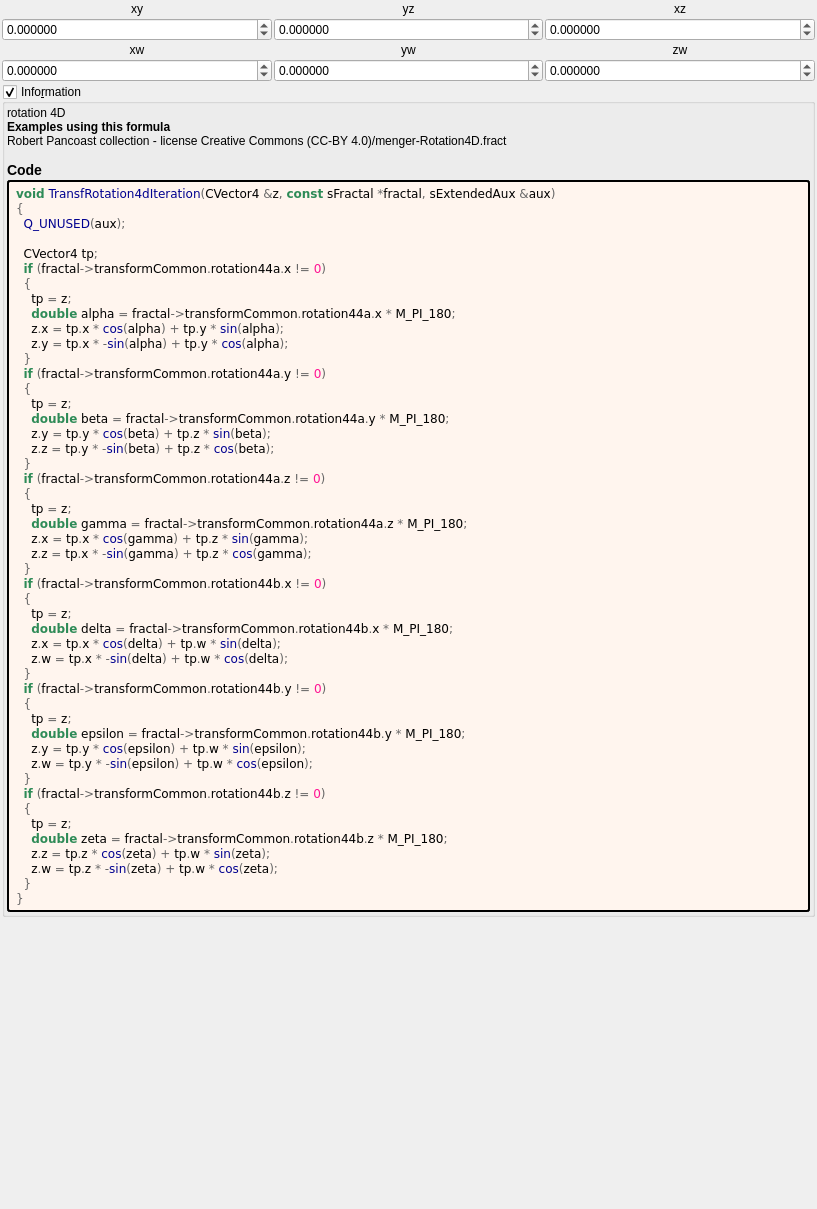
Above: mandelbulber2/formula/ui/transf_rotation4d.ui from irinox-ctrl/mandelbulber2 before the change. Below: the same form after it.
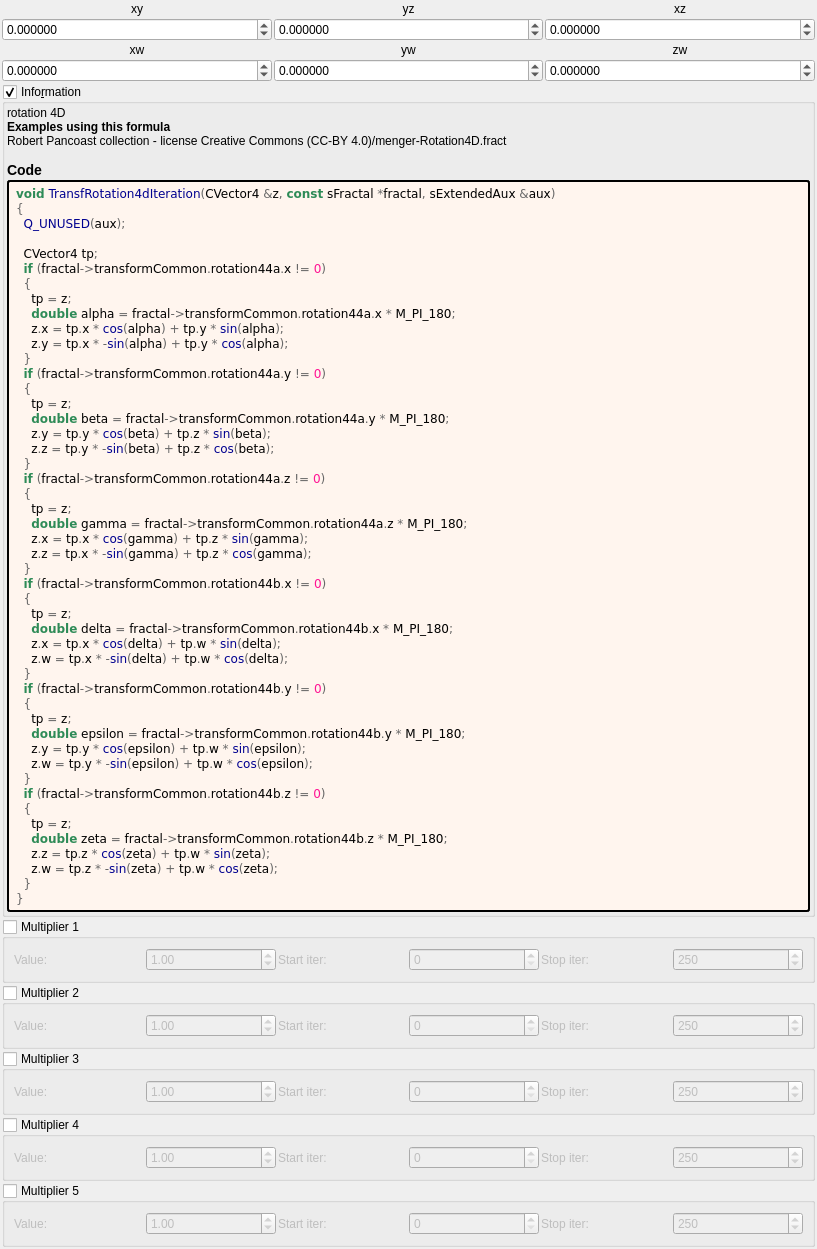
That is the form after the change. Custom widgets are drawn as their Qt base class.

Commit message:
feat: add 5 general-purpose multipliers to all 1007 fractal formulas
Each multiplier has:
- Checkbox (OFF by default)
- Value spinbox (default 1.0, range -100 to 100)
- Iteration start/stop range

Logic: z *= value; DE *= |value|;

Uses existing transformCommon parameters:
- Checkboxes: functionEnabledBx/By/Bz/Bw/CzFalse
- Values: scale4/5/6/8/16
- Ranges: startIterationsB-F/stopIterationsB-F

Modified 1007 .cpp (CPU), 1006 .cl (GPU), 1023 .ui files.
Both source (formula/) and deploy (deploy/share/) copies updated.

Patch:
```diff
--- a/mandelbulber2/formula/ui/transf_rotation4d.ui
+++ b/mandelbulber2/formula/ui/transf_rotation4d.ui
@@ -388,6 +388,192 @@
      </layout>
     </widget>
    </item>
+   <item>
+    <widget class="MyGroupBox" name="groupCheck_transf_function_enabledBx_false">
+     <property name="title"><string>Multiplier 1</string></property>
+     <property name="checkable"><bool>true</bool></property>
+     <property name="checked"><bool>false</bool></property>
+     <layout class="QGridLayout" name="gridLayout_mult1">
+      <property name="spacing"><number>2</number></property>
+      <item row="0" column="0">
+       <widget class="QLabel"><property name="text"><string>Value:</string></property></widget>
+      </item>
+      <item row="0" column="1">
+       <widget class="MyDoubleSpinBox" name="spinbox_transf_scale_4">
+        <property name="minimum"><double>-100.0</double></property><property name="maximum"><double>100.0</double></property>
+        <property name="singleStep"><double>0.01</double></property><property name="value"><double>1.0</double></property>
+       </widget>
+      </item>
+      <item row="0" column="2">
+       <widget class="QLabel"><property name="text"><string>Start iter:</string></property></widget>
+      </item>
+      <item row="0" column="3">
+       <widget class="MySpinBox" name="spinboxInt_transf_start_iterations_B">
+        <property name="minimum"><number>0</number></property><property name="maximum"><number>10000</number></property>
+        <property name="value"><number>0</number></property>
+       </widget>
+      </item>
+      <item row="0" column="4">
+       <widget class="QLabel"><property name="text"><string>Stop iter:</string></property></widget>
+      </item>
+      <item row="0" column="5">
+       <widget class="MySpinBox" name="spinboxInt_transf_stop_iterations_B">
+        <property name="minimum"><number>0</number></property><property name="maximum"><number>10000</number></property>
+        <property name="value"><number>250</number></property>
+       </widget>
+      </item>
+     </layout>
+    </widget>
+   </item>
+   <item>
+    <widget class="MyGroupBox" name="groupCheck_transf_function_enabledBy_false">
+     <property name="title"><string>Multiplier 2</string></property>
+     <property name="checkable"><bool>true</bool></property>
+     <property name="checked"><bool>false</bool></property>
+     <layout class="QGridLayout" name="gridLayout_mult2">
+      <property name="spacing"><number>2</number></property>
+      <item row="0" column="0">
+       <widget class="QLabel"><property name="text"><string>Value:</string></property></widget>
+      </item>
+      <item row="0" column="1">
+       <widget class="MyDoubleSpinBox" name="spinbox_transf_scale_5">
+        <property name="minimum"><double>-100.0</double></property><property name="maximum"><double>100.0</double></property>
+        <property name="singleStep"><double>0.01</double></property><property name="value"><double>1.0</double></property>
+       </widget>
+      </item>
+      <item row="0" column="2">
+       <widget class="QLabel"><property name="text"><string>Start iter:</string></property></widget>
+      </item>
+      <item row="0" column="3">
+       <widget class="MySpinBox" name="spinboxInt_transf_start_iterations_C">
+        <property name="minimum"><number>0</number></property><property name="maximum"><number>10000</number></property>
+        <property name="value"><number>0</number></property>
+       </widget>
+      </item>
+      <item row="0" column="4">
+       <widget class="QLabel"><property name="text"><string>Stop iter:</string></property></widget>
+      </item>
+      <item row="0" column="5">
+       <widget class="MySpinBox" name="spinboxInt_transf_stop_iterations_C">
+        <property name="minimum"><number>0</number></property><property name="maximum"><number>10000</number></property>
+        <property name="value"><number>250</number></property>
+       </widget>
+      </item>
+     </layout>
+    </widget>
+   </item>
+   <item>
+    <widget class="MyGroupBox" name="groupCheck_transf_function_enabledBz_false">
+     <property name="title"><string>Multiplier 3</string></property>
+     <property name="checkable"><bool>true</bool></property>
+     <property name="checked"><bool>false</bool></property>
+     <layout class="QGridLayout" name="gridLayout_mult3">
+      <property name="spacing"><number>2</number></property>
+      <item row="0" column="0">
+       <widget class="QLabel"><property name="text"><string>Value:</string></property></widget>
+      </item>
+      <item row="0" column="1">
+       <widget class="MyDoubleSpinBox" name="spinbox_transf_scale_6">
+        <property name="minimum"><double>-100.0</double></property><property name="maximum"><double>100.0</double></property>
+        <property name="singleStep"><double>0.01</double></property><property name="value"><double>1.0</double></property>
+       </widget>
+      </item>
+      <item row="0" column="2">
+       <widget class="QLabel"><property name="text"><string>Start iter:</string></property></widget>
+      </item>
+      <item row="0" column="3">
+       <widget class="MySpinBox" name="spinboxInt_transf_start_iterations_D">
+        <property name="minimum"><number>0</number></property><property name="maximum"><number>10000</number></property>
+        <property name="value"><number>0</number></property>
+       </widget>
+      </item>
+      <item row="0" column="4">
+       <widget class="QLabel"><property name="text"><string>Stop iter:</string></property></widget>
+      </item>
+      <item row="0" column="5">
+       <widget class="MySpinBox" name="spinboxInt_transf_stop_iterations_D">
+        <property name="minimum"><number>0</number></property><property name="maximum"><number>10000</number></property>
+        <property name="value"><number>250</number></property>
+       </widget>
+      </item>
+     </layout>
+    </widget>
+   </item>
+   <item>
+    <widget class="MyGroupBox" name="groupCheck_transf_function_enabledBw_false">
+     <property name="title"><string>Multiplier 4</string></property>
+     <property name="checkable"><bool>true</bool></property>
+     <property name="checked"><bool>false</bool></property>
+     <layout class="QGridLayout" name="gridLayout_mult4">
+      <property name="spacing"><number>2</number></property>
+      <item row="0" column="0">
+       <widget class="QLabel"><property name="text"><string>Value:</string></property></widget>
+      </item>
+      <item row="0" column="1">
+       <widget class="MyDoubleSpinBox" name="spinbox_transf_scale_8">
+        <property name="minimum"><double>-100.0</double></property><property name="maximum"><double>100.0</double></property>
+        <property name="singleStep"><double>0.01</double></property><property name="value"><double>1.0</double></property>
+       </widget>
+      </item>
+      <item row="0" column="2">
+       <widget class="QLabel"><property name="text"><string>Start iter:</string></property></widget>
+      </item>
+      <item row="0" column="3">
+       <widget class="MySpinBox" name="spinboxInt_transf_start_iterations_E">
+        <property name="minimum"><number>0</number></property><property name="maximum"><number>10000</number></property>
+        <property name="value"><number>0</number></property>
+       </widget>
+      </item>
+      <item row="0" column="4">
+       <widget class="QLabel"><property name="text"><string>Stop iter:</string></property></widget>
+      </item>
+      <item row="0" column="5">
+       <widget class="MySpinBox" name="spinboxInt_transf_stop_iterations_E">
+        <property name="minimum"><number>0</number></property><property name="maximum"><number>10000</number></property>
+        <property name="value"><number>250</number></property>
+       </widget>
+      </item>
+     </layout>
+    </widget>
+   </item>
+   <item>
+    <widget class="MyGroupBox" name="groupCheck_transf_function_enabledCz_false">
+     <property name="title"><string>Multiplier 5</string></property>
+     <property name="checkable"><bool>true</bool></property>
+     <property name="checked"><bool>false</bool></property>
+     <layout class="QGridLayout" name="gridLayout_mult5">
+      <property name="spacing"><number>2</number></property>
+      <item row="0" column="0">
+       <widget class="QLabel"><property name="text"><string>Value:</string></property></widget>
+      </item>
+      <item row="0" column="1">
+       <widget class="MyDoubleSpinBox" name="spinbox_transf_scale_16">
+        <property name="minimum"><double>-100.0</double></property><property name="maximum"><double>100.0</double></property>
+        <property name="singleStep"><double>0.01</double></property><property name="value"><double>1.0</double></property>
+       </widget>
+      </item>
+      <item row="0" column="2">
+       <widget class="QLabel"><property name="text"><string>Start iter:</string></property></widget>
+      </item>
+      <item row="0" column="3">
+       <widget class="MySpinBox" name="spinboxInt_transf_start_iterations_F">
+        <property name="minimum"><number>0</number></property><property name="maximum"><number>10000</number></property>
+        <property name="value"><number>0</number></property>
+       </widget>
+      </item>
+      <item row="0" column="4">
+       <widget class="QLabel"><property name="text"><string>Stop iter:</string></property></widget>
+      </item>
+      <item row="0" column="5">
+       <widget class="MySpinBox" name="spinboxInt_transf_stop_iterations_F">
+        <property name="minimum"><number>0</number></property><property name="maximum"><number>10000</number></property>
+        <property name="value"><number>250</number></property>
+       </widget>
+      </item>
+     </layout>
+    </widget>
+   </item>
+
    <item>
     <spacer name="verticalSpacer">
      <property name="orientation">
@@ -415,6 +601,11 @@
    <extends>QDoubleSpinBox</extends>
    <header>my_double_spin_box.h</header>
   </customwidget>
+   <customwidget>
+   <class>MySpinBox</class>
+   <extends>QSpinBox</extends>
+   <header>my_spin_box.h</header>
+  </customwidget>
  </customwidgets>
  <tabstops>
   <tabstop>spinboxd3_transf_rotation44a_x</tabstop>
```
The commit also changes 3972 other files.
